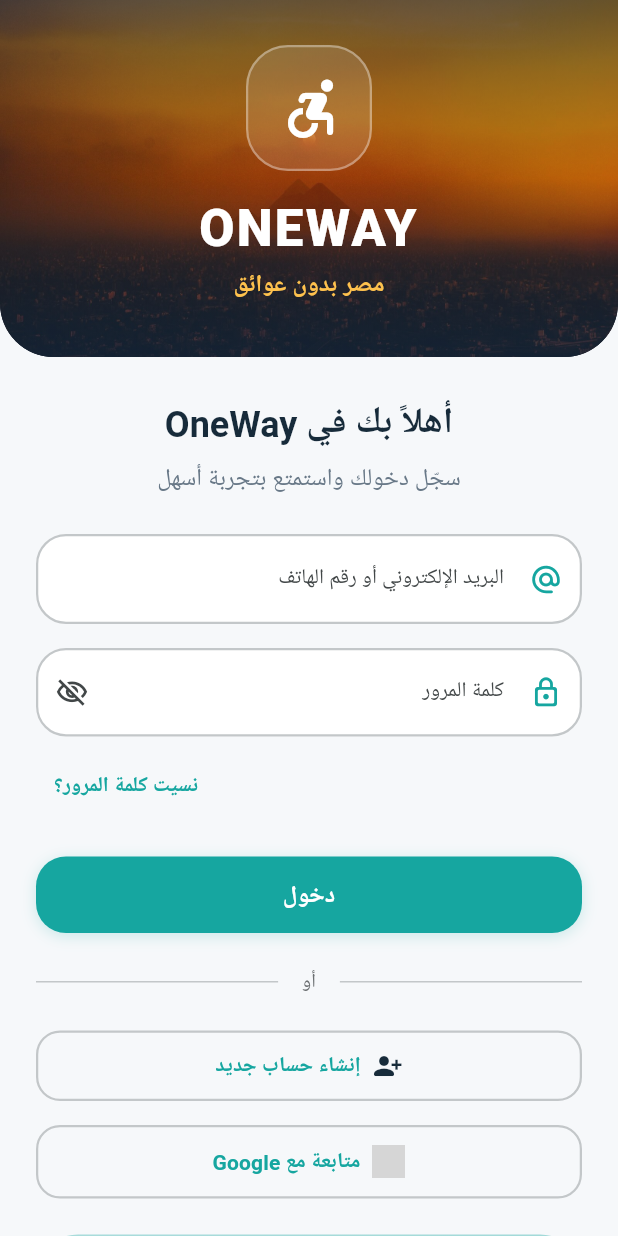
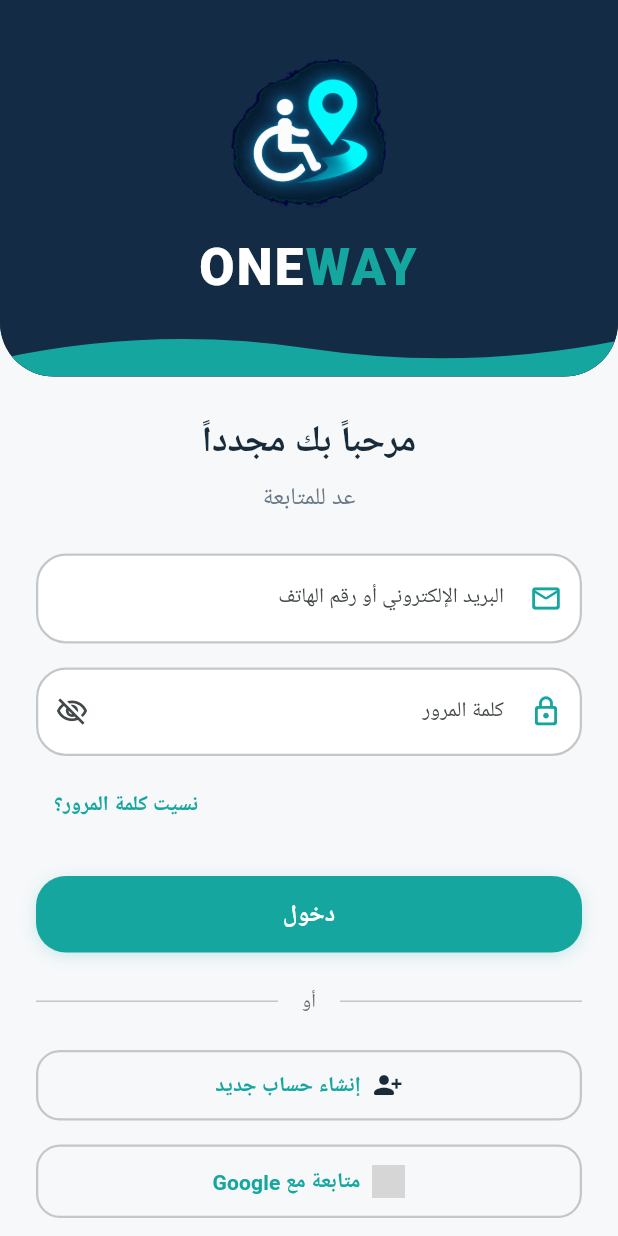
Before and after one commit to Abdulrahman-Mady/ONEWAY, a Flutter app: the AuthenticationWidget screen opened by its route, on a phone screen of 412 x 824 dp. Run offline on Flutter 3.47's test engine with Material 3 defaults, Android fonts, the phone set to English and light mode, and no system bars; our stand-ins replace auto_size_text, cached_network_image, cloud_firestore, cloud_functions, connectivity_plus, dropdown_button2 and 25 more; missing offline and left inert: json_path, pointer_interceptor; accounts and stored records are empty; Roboto replaces fonts that are missing (Cairo); grey boxes are pictures that could not be loaded.

Commit message:
redesign: login header to mockup - navy, ONEWAY logo mark, white/teal wordmark, teal wave, mockup titles, envelope field icon

```diff
--- a/lib/pages/authentication/authentication_widget.dart
+++ b/lib/pages/authentication/authentication_widget.dart
@@ -156,74 +156,63 @@ class _AuthenticationWidgetState extends State<AuthenticationWidget>
         child: Stack(
           alignment: Alignment.topCenter,
           children: [
-            // Cairo skyline art fills the header; navy scrim keeps the
-            // brand lockup readable over it.
+            // Flat spec navy header like the mockup (no photo).
             Positioned.fill(
-              child: Image.asset(
-                'assets/images/hero_pyramids.jpg',
-                fit: BoxFit.cover,
-                alignment: Alignment.center,
-              ),
+              child: ColoredBox(color: theme.navy),
             ),
-            Positioned.fill(
-              child: DecoratedBox(
-                decoration: BoxDecoration(
-                  gradient: LinearGradient(
-                    begin: Alignment.topCenter,
-                    end: Alignment.bottomCenter,
-                    colors: [
-                      theme.navy.withValues(alpha: 0.60),
-                      theme.navy.withValues(alpha: 0.12),
-                      theme.navy.withValues(alpha: 0.62),
-                    ],
-                  ),
-                ),
+            // Teal wave along the bottom edge, like the mockup divider.
+            Positioned(
+              left: 0,
+              right: 0,
+              bottom: 0,
+              height: 34,
+              child: ClipPath(
+                clipper: _TealWaveClipper(),
+                child: ColoredBox(color: theme.primary),
               ),
             ),
             Padding(
-              padding: const EdgeInsets.fromLTRB(24, 30, 24, 36),
+              padding: const EdgeInsets.fromLTRB(24, 34, 24, 52),
               child: Column(
                 crossAxisAlignment: CrossAxisAlignment.center,
                 mainAxisSize: MainAxisSize.min,
                 children: [
-                  // Logo
-                  Container(
-                    width: 84,
-                    height: 84,
-                    decoration: BoxDecoration(
-                      color: Colors.white.withValues(alpha: 0.12),
-                      borderRadius:
-                          BorderRadius.circular(theme.designToken.radius.xxl),
-                      border: Border.all(
-                        color: Colors.white.withValues(alpha: 0.35),
-                        width: 1.5,
-                      ),
-                    ),
-                    child: const Icon(
-                      Icons.accessible_forward_rounded,
-                      color: Colors.white,
-                      size: 48,
+                  // Mockup logo mark: wheelchair + glowing pin on navy.
+                  ClipOval(
+                    child: Image.asset(
+                      'assets/images/oneway_logo_mark.jpg',
+                      width: 110,
+                      height: 110,
+                      fit: BoxFit.cover,
+                      alignment: Alignment.center,
                     ),
                   ),
-                  const SizedBox(height: 18),
-                  Text(
-                    'ONEWAY',
-                    style: theme.displayMedium.copyWith(
-                      fontSize: 34,
-                      fontWeight: FontWeight.w900,
-                      color: Colors.white,
-                      height: 1.2,
-                      letterSpacing: 1.5,
-                    ),
-                  ),
-                  const SizedBox(height: 6),
-                  Text(
-                    'مصر بدون عوائق',
-                    style: theme.titleMedium.copyWith(
-                      fontSize: 16,
-                      fontWeight: FontWeight.w600,
-                      color: theme.gold,
-                      height: 1.4,
+                  const SizedBox(height: 14),
+                  // Mockup wordmark: white ONE + teal WAY.
+                  RichText(
+                    text: TextSpan(
+                      children: [
+                        TextSpan(
+                          text: 'ONE',
+                          style: theme.displayMedium.copyWith(
+                            fontSize: 34,
+                            fontWeight: FontWeight.w900,
+                            color: Colors.white,
+                            height: 1.2,
+                            letterSpacing: 1.5,
+                          ),
+                        ),
+                        TextSpan(
+                          text: 'WAY',
+                          style: theme.displayMedium.copyWith(
+                            fontSize: 34,
+                            fontWeight: FontWeight.w900,
+                            color: theme.primary,
+                            height: 1.2,
+                            letterSpacing: 1.5,
+                          ),
+                        ),
+                      ],
                     ),
                   ),
                 ],
@@ -239,7 +228,7 @@ class _AuthenticationWidgetState extends State<AuthenticationWidget>
     return Column(
       children: [
         Text(
-          _model.createAccountMode! ? 'إنشاء حساب جديد' : 'أهلاً بك في OneWay',
+          _model.createAccountMode! ? 'إنشاء حساب جديد' : 'مرحباً بك مجدداً',
           style: theme.headlineSmall.copyWith(
             fontSize: 24,
             fontWeight: FontWeight.w700,
@@ -251,7 +240,7 @@ class _AuthenticationWidgetState extends State<AuthenticationWidget>
         Text(
           _model.createAccountMode!
               ? 'أدخل بياناتك لإنشاء حسابك والبدء في استكشاف الأماكن المجهزة'
-              : 'سجّل دخولك واستمتع بتجربة أسهل',
+              : 'عد للمتابعة',
           style: theme.bodyLarge.copyWith(
             fontSize: 16,
             color: theme.secondaryText,
@@ -275,7 +264,7 @@ class _AuthenticationWidgetState extends State<AuthenticationWidget>
           hint: 'example@mail.com أو 010xxxxxxxx',
           keyboardType: TextInputType.emailAddress,
           textInputAction: TextInputAction.next,
-          prefixIcon: Icons.alternate_email_rounded,
+          prefixIcon: Icons.mail_outline_rounded,
           validator: (value) => _adaptValidator(_model.emailInputTextControllerValidator, value),
         ),
         const SizedBox(height: 16),
@@ -735,3 +724,22 @@ class _AuthTextField extends StatelessWidget {
     );
   }
 }
+// Smooth teal wave divider for the auth header (mockup style).
+class _TealWaveClipper extends CustomClipper<Path> {
+  @override
+  Path getClip(Size size) {
+    final w = size.width;
+    final h = size.height;
+    final path = Path()
+      ..moveTo(0, h * 0.65)
+      ..quadraticBezierTo(w * 0.25, 0, w * 0.5, h * 0.45)
+      ..quadraticBezierTo(w * 0.75, h * 0.9, w, h * 0.3)
+      ..lineTo(w, h)
+      ..lineTo(0, h)
+      ..close();
+    return path;
+  }
+
+  @override
+  bool shouldReclip(covariant CustomClipper<Path> oldClipper) => false;
+}
```
Also changed, not shown: assets/images/oneway_logo_mark.jpg (added), 1 other file.
